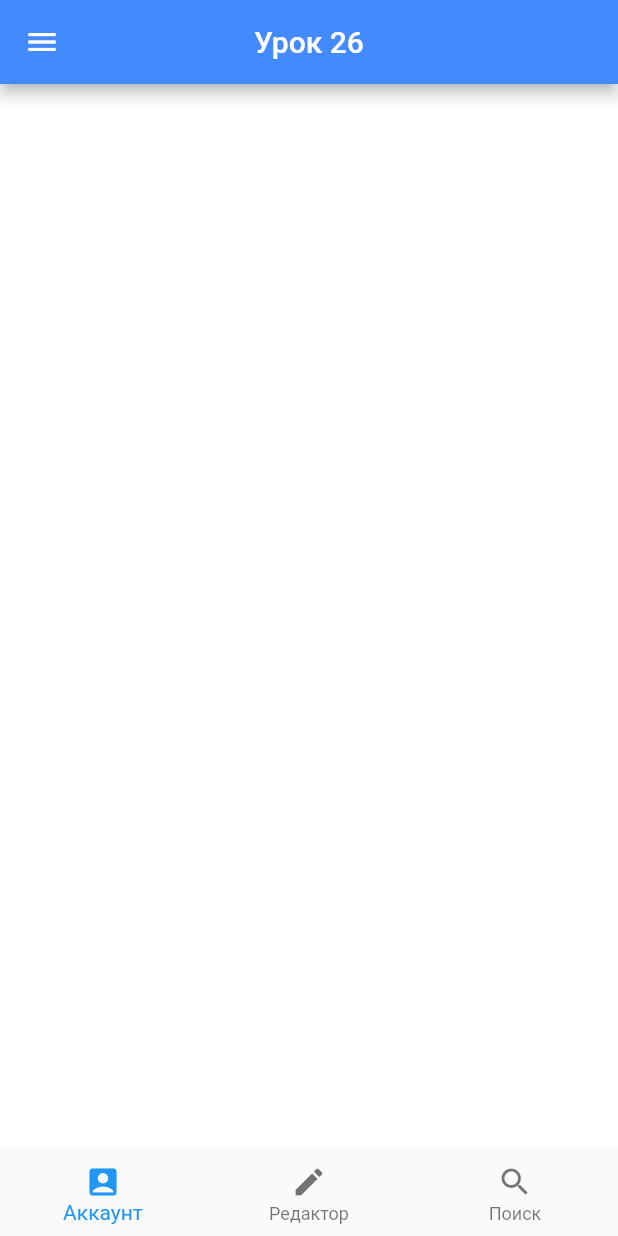
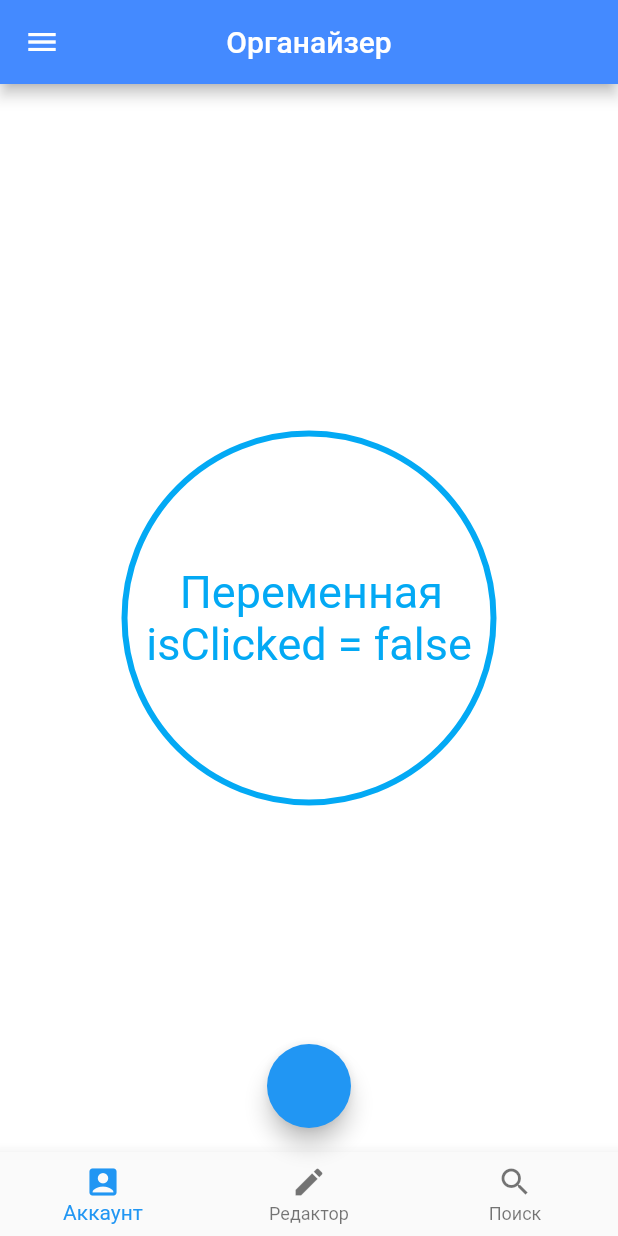
Before and after one commit to kirillnepomiluev/FlutterLessonsStemford, a Flutter app: the screen it shows after launch, on a phone screen of 412 x 824 dp. Run offline on Flutter 3.47's test engine with Material 2 defaults, Android fonts, the phone set to English and light mode, and no system bars.

Commit message:
Урок 27

```diff
--- a/lib/main.dart
+++ b/lib/main.dart
@@ -2,18 +2,33 @@ import 'package:flutter/material.dart';
 
 void main() => runApp(Lessons());
 
-/// Сегодня мы познакомимся с созданием и оформлением всплывающего меню.
+/// На предыдущих уроках мы использовали только StatelessWidget(). У него был
+/// существенный минус: при помощи него невозможно было создать никаких
+/// динамических элементов, так как он не способен изменяться в процессе
+/// работы приложения. Для того, чтобы создавать динамические элементы нам
+/// понадобится новый тип виджета - StatefulWidget(). Его ключевое отличие
+/// заключается в следующем: при работе со StatelessWidget() метод build,
+/// который отвечает за отрисовку экрана приложения, срабатывал всего один
+/// раз - при запуске приложения. При работе со StatefulWidget() у нас
+/// появляется возможность многократно обращаться к методу build через
+/// метод setState. При срабатывании метода setState, срабатывает метод
+/// build, и экран перерисовывается.
 
-class Lessons extends StatelessWidget {
+class Lessons extends StatefulWidget {
+
+  @override
+  _LessonsState createState() => _LessonsState();
+}
+
+class _LessonsState extends State<Lessons> {
+  bool isClicked = false; /// Создадим переменную типа bool.
+
   @override
   Widget build(BuildContext context) {
     return MaterialApp(
       title: "Уроки Flutter",
       home: Scaffold(
-
-        drawer: Drawer( /// Виджет Drawer() позволяет нам создать боковое меню
-          /// страницы
-
+        drawer: Drawer(
           child: Container(
             height: double.infinity,
             width: double.infinity,
@@ -126,7 +141,7 @@ class Lessons extends StatelessWidget {
                       children: [
                         Padding(
                           padding: EdgeInsets.symmetric(horizontal: 5),
-                          child: Icon(Icons.timer, size: 30, color: Colors.lightBlueAccent,),
+                          child: Icon(Icons.timer_outlined, size: 30, color: Colors.lightBlueAccent,),
                         ),
                         Padding(
                           padding: const EdgeInsets.symmetric(horizontal: 5),
@@ -185,11 +200,30 @@ class Lessons extends StatelessWidget {
         appBar: AppBar(
           centerTitle: true,
           title: Text(
-            "Урок 26",
+            "Органайзер",
           ),
           backgroundColor: Colors.blueAccent,
         ),
         backgroundColor: Colors.white,
+
+        floatingActionButton: FloatingActionButton( /// FloatingActionButton() -
+          /// одна из нескольких типов кнопок в Flutter. Подробнее на свойствах
+          /// и типах кнопок речь пойдет в следующих уроках, сейчас же, для
+          /// демонстрации принципа действия StatefulWidget() мы воспользуемся
+          /// лишь одним свойством - свойством onPressed, который отвечает за
+          /// действие кнопки.
+
+          onPressed: () {setState(() { /// Нажатие на кнопку будет вызывать
+            /// метод setState, который будет вызывать метод build, и экран
+            /// будет перестраиваться. При этом, метод setState будет менять
+            /// значение нашей переменной isClicked на противоположное.
+
+            isClicked = !isClicked;
+
+          });},
+
+        ),
+        floatingActionButtonLocation: FloatingActionButtonLocation.centerFloat,
         bottomNavigationBar: BottomNavigationBar(
           items: [
             BottomNavigationBarItem(icon: Icon(Icons.account_box), label: "Аккаунт"),
@@ -197,6 +231,41 @@ class Lessons extends StatelessWidget {
             BottomNavigationBarItem(icon: Icon(Icons.search), label: "Поиск"),
           ],
         ),
+        body: Center(
+          child: Container(
+            child: Center(
+              /// На данном этапе нам и понадобится созданная ранне переменная:
+              /// в зависимости от её значения, метод build будет проводить
+              /// различные построения. В нашем случае, эта переменная будет
+              /// менять текст внутри контейнера. Добьемся мы этого при помощи
+              /// тернарной операции:
+
+              child: isClicked? Text( // При isClicked = true.
+                "   Переменная\nisClicked = true",
+                style: TextStyle(fontSize: 30, color: Colors.white),)
+                  : Text( // При isClicker = false.
+                "   Переменная\nisClicked = false",
+                style: TextStyle(fontSize: 30, color: Colors.lightBlue),),
+
+            ),
+            width: 250,
+            height: 250,
+            decoration: BoxDecoration(
+              border: Border.all(
+                width: 4,
+                color: Colors.lightBlue,
+              ),
+
+              /// Введем еще одну небольную функцию: пусть при разных значениях
+              /// isClicked контейнер окрашивается в разные цвета.
+
+              color: isClicked? Colors.lightBlue  // При isClicked = true.
+                  : Colors.white70, // При isClicker = false.
+
+              shape: BoxShape.circle,
+            ),
+          ),
+        ),
       ),
     );
   }
```
